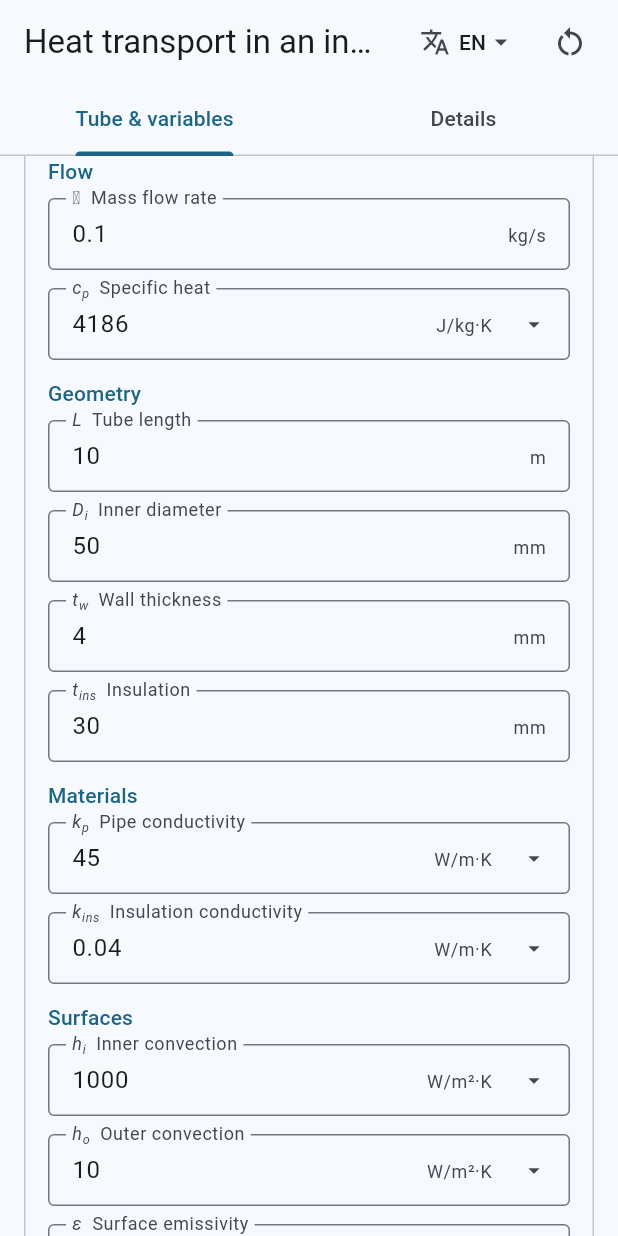
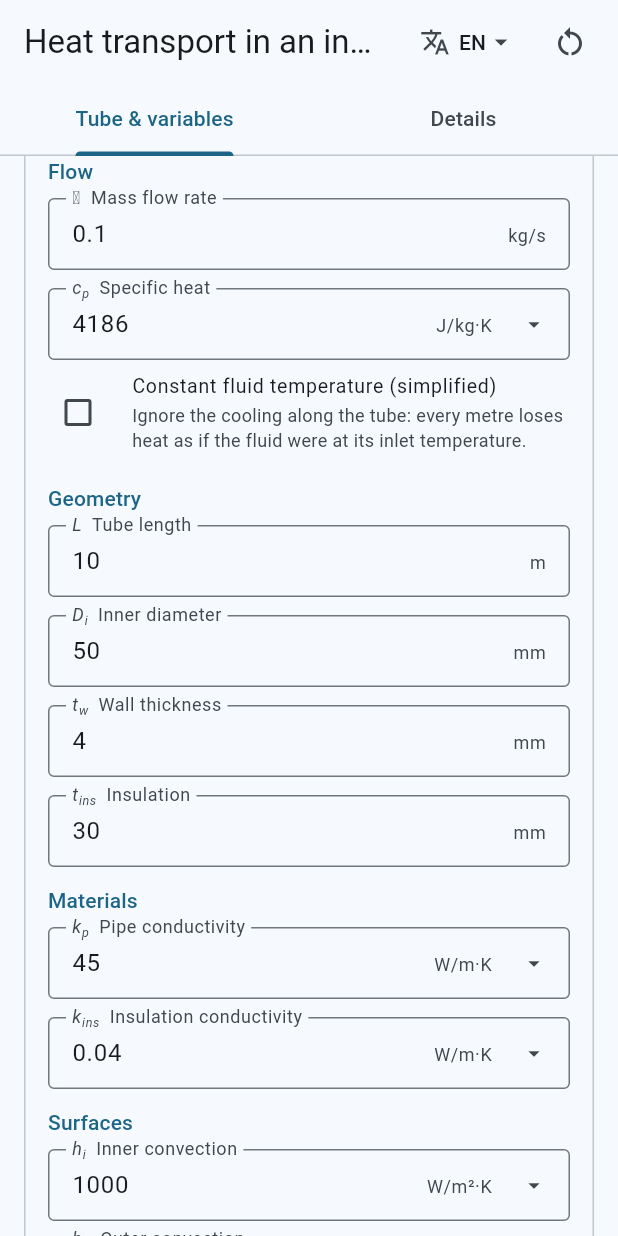
Before and after one commit to skystoneapps/sem_tools, a Flutter app: the screen it shows after launch, scrolled down 576 dp, on a phone screen of 412 x 824 dp. Run offline on Flutter 3.47's test engine with Material 3 defaults, Android fonts, the phone set to English and light mode, and no system bars; missing offline and left inert: flutter_math_fork.

Commit message:
Add simplification to ignore the diff in tube length

```diff
--- a/lib/heat_transfer/heat_model.dart
+++ b/lib/heat_transfer/heat_model.dart
@@ -41,6 +41,7 @@ class TubeInputs {
     this.hOuter = 10,
     this.emissivity = 0.9,
     this.includeRadiation = true,
+    this.constantFluidTemp = false,
   });
 
   /// Fluid temperature where it enters the tube.
@@ -64,6 +65,10 @@ class TubeInputs {
 
   /// When false, the surface is treated as if it does not radiate (ε = 0).
   final bool includeRadiation;
+
+  /// Simplification: the fluid keeps its inlet temperature along the whole
+  /// tube when calculating the heat loss.
+  final bool constantFluidTemp;
 
   /// Emissivity used in the calculation.
   double get effectiveEmissivity => includeRadiation ? emissivity : 0;
@@ -95,6 +100,7 @@ class TubeInputs {
     double? hOuter,
     double? emissivity,
     bool? includeRadiation,
+    bool? constantFluidTemp,
   }) {
     return TubeInputs(
       inletTemp: inletTemp ?? this.inletTemp,
@@ -111,6 +117,7 @@ class TubeInputs {
       hOuter: hOuter ?? this.hOuter,
       emissivity: emissivity ?? this.emissivity,
       includeRadiation: includeRadiation ?? this.includeRadiation,
+      constantFluidTemp: constantFluidTemp ?? this.constantFluidTemp,
     );
   }
 }
@@ -153,6 +160,7 @@ class HeatTransferResult {
     required this.surfaceTemp,
     required this.outletTemp,
     required this.meanFluidTemp,
+    this.exactHeatRate,
   });
 
   final TubeInputs inputs;
@@ -170,8 +178,21 @@ class HeatTransferResult {
   /// Fluid temperature where it leaves the tube.
   final double outletTemp;
 
-  /// Logarithmic mean fluid temperature T_m between inlet and outlet.
+  /// Fluid temperature at which the stages are evaluated: the logarithmic
+  /// mean between inlet and outlet, or the inlet temperature when
+  /// [simplified].
   final double meanFluidTemp;
+
+  /// With the simplification, the heat flow of the exact calculation, to
+  /// show how much the simplification differs. `null` otherwise.
+  final double? exactHeatRate;
+
+  bool get simplified => inputs.constantFluidTemp;
+
+  /// The simplification breaks down when the fluid would cool (or heat) past
+  /// the ambient temperature.
+  bool get simplificationValid =>
+      (outletTemp - ambientTemp) * (inletTemp - ambientTemp) >= 0;
 
   double get inletTemp => inputs.inletTemp;
   double get ambientTemp => inputs.ambientTemp;
@@ -216,7 +237,27 @@ double logMeanTemperature(double tIn, double tOut, double tInf) {
 /// bisection. Along the tube, the fluid temperature approaches ambient
 /// exponentially; the stages are evaluated at the logarithmic mean fluid
 /// temperature, which is iterated together with the outlet temperature.
+///
+/// With [TubeInputs.constantFluidTemp], the fluid temperature is instead
+/// taken as constant: the heat loss follows from the inlet temperature and
+/// the outlet temperature from a plain energy balance on the fluid.
 HeatTransferResult calculateHeatTransfer(TubeInputs inputs) {
+  final exact = _calculateExact(inputs);
+  if (!inputs.constantFluidTemp) return exact;
+
+  final cross = _solveCrossSection(inputs, inputs.inletTemp);
+  return HeatTransferResult(
+    inputs: inputs,
+    stages: cross.stages,
+    heatRate: cross.heatRate,
+    surfaceTemp: cross.surfaceTemp,
+    outletTemp: inputs.inletTemp - cross.heatRate / inputs.capacityRate,
+    meanFluidTemp: inputs.inletTemp,
+    exactHeatRate: exact.heatRate,
+  );
+}
+
+HeatTransferResult _calculateExact(TubeInputs inputs) {
   final tIn = inputs.inletTemp;
   final tInf = inputs.ambientTemp;
 
--- a/lib/heat_transfer/inputs_panel.dart
+++ b/lib/heat_transfer/inputs_panel.dart
@@ -47,6 +47,32 @@ class _Field {
   }
 }
 
+final _flowFields = <_Field>[
+  _Field(
+    symbol: 'ṁ',
+    label: (l) => l.fieldMassFlow,
+    unit: 'kg/s',
+    read: (i) => i.massFlow,
+    write: (i, v) => i.copyWith(massFlow: v),
+    min: 0,
+  ),
+  _Field(
+    symbol: 'c_p',
+    label: (l) => l.fieldSpecificHeat,
+    unit: 'J/kg·K',
+    read: (i) => i.specificHeat,
+    write: (i, v) => i.copyWith(specificHeat: v),
+    min: 0,
+    presets: [
+      ((l) => l.presetWater, 4186),
+      ((l) => l.presetGlycol, 3300),
+      ((l) => l.presetThermalOil, 2100),
+      ((l) => l.presetSteam, 2080),
+      ((l) => l.presetAir, 1005),
+    ],
+  ),
+];
+
 final _sections = <(String Function(AppLocalizations), List<_Field>)>[
   (
     (l) => l.sectionTemperatures,
@@ -69,34 +95,7 @@ final _sections = <(String Function(AppLocalizations), List<_Field>)>[
       ),
     ],
   ),
-  (
-    (l) => l.sectionFlow,
-    [
-      _Field(
-        symbol: 'ṁ',
-        label: (l) => l.fieldMassFlow,
-        unit: 'kg/s',
-        read: (i) => i.massFlow,
-        write: (i, v) => i.copyWith(massFlow: v),
-        min: 0,
-      ),
-      _Field(
-        symbol: 'c_p',
-        label: (l) => l.fieldSpecificHeat,
-        unit: 'J/kg·K',
-        read: (i) => i.specificHeat,
-        write: (i, v) => i.copyWith(specificHeat: v),
-        min: 0,
-        presets: [
-          ((l) => l.presetWater, 4186),
-          ((l) => l.presetGlycol, 3300),
-          ((l) => l.presetThermalOil, 2100),
-          ((l) => l.presetSteam, 2080),
-          ((l) => l.presetAir, 1005),
-        ],
-      ),
-    ],
-  ),
+  ((l) => l.sectionFlow, _flowFields),
   (
     (l) => l.sectionGeometry,
     [
@@ -327,6 +326,18 @@ class _InputsPanelState extends State<InputsPanel> {
               );
             },
           ),
+          if (identical(fields, _flowFields))
+            CheckboxListTile(
+              value: widget.inputs.constantFluidTemp,
+              onChanged: (value) => widget.onChanged(
+                widget.inputs.copyWith(constantFluidTemp: value),
+              ),
+              controlAffinity: ListTileControlAffinity.leading,
+              contentPadding: EdgeInsets.zero,
+              dense: true,
+              title: Text(l10n.simplifyConstantTemperature),
+              subtitle: Text(l10n.simplifyConstantTemperatureHint),
+            ),
         ],
       ],
     );
--- a/lib/l10n/app_en.arb
+++ b/lib/l10n/app_en.arb
@@ -210,5 +210,26 @@
   "ignoreRadiation": "Ignore radiation",
   "includeRadiation": "Include radiation",
   "radiationIgnored": "Radiation is ignored in the calculation.",
-  "stepOnlyConvection": "Radiation is ignored, so only convection acts at the surface"
+  "stepOnlyConvection": "Radiation is ignored, so only convection acts at the surface",
+  "simplifyConstantTemperature": "Constant fluid temperature (simplified)",
+  "simplifyConstantTemperatureHint": "Ignore the cooling along the tube: every metre loses heat as if the fluid were at its inlet temperature.",
+  "simplifiedBadge": "Simplified",
+  "lawSeries": "Thermal resistances in series",
+  "stepConstantFluid": "Simplified: the fluid stays at its inlet temperature along the whole tube",
+  "stepOutletEnergyBalance": "Outlet temperature from the energy balance on the fluid",
+  "simplificationComparison": "Without the simplification (fluid cooling along the tube) the heat flow is {exact} W; the simplification differs by {difference} W ({percent} %).",
+  "simplificationInvalid": "The simplification is not valid here: the fluid would pass the ambient temperature. Use the exact calculation.",
+  "@simplificationComparison": {
+    "placeholders": {
+      "exact": {
+        "type": "String"
+      },
+      "difference": {
+        "type": "String"
+      },
+      "percent": {
+        "type": "String"
+      }
+    }
+  }
 }
--- a/lib/l10n/app_localizations.dart
+++ b/lib/l10n/app_localizations.dart
@@ -1069,6 +1069,58 @@ abstract class AppLocalizations {
   /// In en, this message translates to:
   /// **'Radiation is ignored, so only convection acts at the surface'**
   String get stepOnlyConvection;
+
+  /// No description provided for @simplifyConstantTemperature.
+  ///
+  /// In en, this message translates to:
+  /// **'Constant fluid temperature (simplified)'**
+  String get simplifyConstantTemperature;
+
+  /// No description provided for @simplifyConstantTemperatureHint.
+  ///
+  /// In en, this message translates to:
+  /// **'Ignore the cooling along the tube: every metre loses heat as if the fluid were at its inlet temperature.'**
+  String get simplifyConstantTemperatureHint;
+
+  /// No description provided for @simplifiedBadge.
+  ///
+  /// In en, this message translates to:
+  /// **'Simplified'**
+  String get simplifiedBadge;
+
+  /// No description provided for @lawSeries.
+  ///
+  /// In en, this message translates to:
+  /// **'Thermal resistances in series'**
+  String get lawSeries;
+
+  /// No description provided for @stepConstantFluid.
+  ///
+  /// In en, this message translates to:
+  /// **'Simplified: the fluid stays at its inlet temperature along the whole tube'**
+  String get stepConstantFluid;
+
+  /// No description provided for @stepOutletEnergyBalance.
+  ///
+  /// In en, this message translates to:
+  /// **'Outlet temperature from the energy balance on the fluid'**
+  String get stepOutletEnergyBalance;
+
+  /// No description provided for @simplificationComparison.
+  ///
+  /// In en, this message translates to:
+  /// **'Without the simplification (fluid cooling along the tube) the heat flow is {exact} W; the simplification differs by {difference} W ({percent} %).'**
+  String simplificationComparison(
+    String exact,
+    String difference,
+    String percent,
+  );
+
+  /// No description provided for @simplificationInvalid.
+  ///
+  /// In en, this message translates to:
+  /// **'The simplification is not valid here: the fluid would pass the ambient temperature. Use the exact calculation.'**
+  String get simplificationInvalid;
 }
 
 class _AppLocalizationsDelegate
--- a/lib/l10n/app_localizations_en.dart
+++ b/lib/l10n/app_localizations_en.dart
@@ -526,4 +526,39 @@ class AppLocalizationsEn extends AppLocalizations {
   @override
   String get stepOnlyConvection =>
       'Radiation is ignored, so only convection acts at the surface';
+
+  @override
+  String get simplifyConstantTemperature =>
+      'Constant fluid temperature (simplified)';
+
+  @override
+  String get simplifyConstantTemperatureHint =>
+      'Ignore the cooling along the tube: every metre loses heat as if the fluid were at its inlet temperature.';
+
+  @override
+  String get simplifiedBadge => 'Simplified';
+
+  @override
+  String get lawSeries => 'Thermal resistances in series';
+
+  @override
+  String get stepConstantFluid =>
+      'Simplified: the fluid stays at its inlet temperature along the whole tube';
+
+  @override
+  String get stepOutletEnergyBalance =>
+      'Outlet temperature from the energy balance on the fluid';
+
+  @override
+  String simplificationComparison(
+    String exact,
+    String difference,
+    String percent,
+  ) {
+    return 'Without the simplification (fluid cooling along the tube) the heat flow is $exact W; the simplification differs by $difference W ($percent %).';
+  }
+
+  @override
+  String get simplificationInvalid =>
+      'The simplification is not valid here: the fluid would pass the ambient temperature. Use the exact calculation.';
 }
```
Also changed, not shown: lib/heat_transfer/details_pane.dart (+131 -28 lines), lib/heat_transfer/results_panel.dart (+32 -5 lines), lib/l10n/app_localizations_nl.dart (+35 -0 lines), lib/l10n/app_nl.arb (+9 -1 lines), 2 other files.
